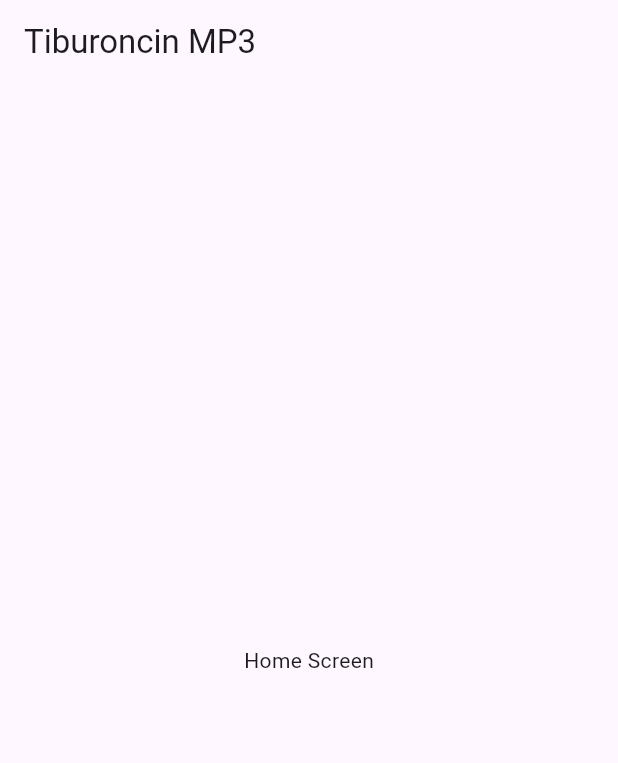
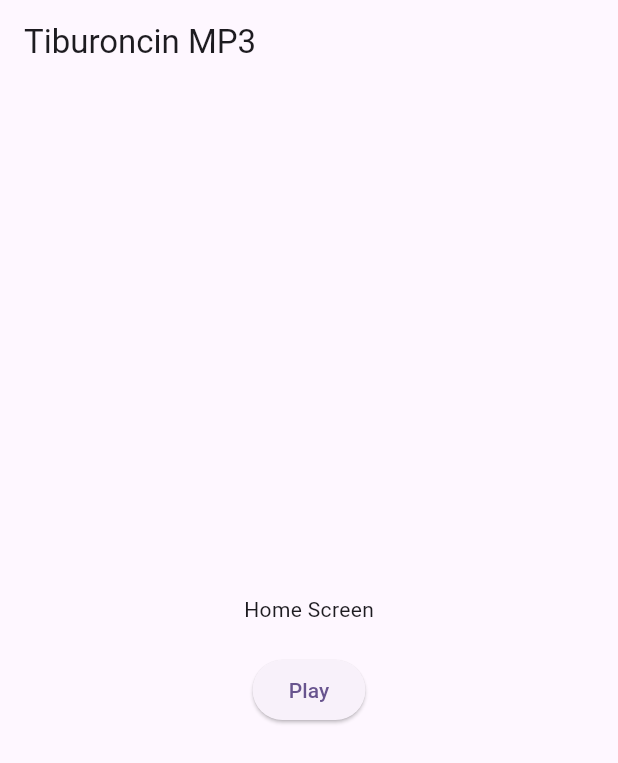
Before and after one commit to willyfvr/mp3_player, a Flutter app: the screen it shows after launch, on a phone screen of 412 x 824 dp. Shown: the top 763 px of the screen. Run offline on Flutter 3.47's test engine with Material 3 defaults, Android fonts, the phone set to English and light mode, and no system bars; our stand-ins replace just_audio.

Commit message:
feat: basic mp3 playback working with just_audio

```diff
--- a/lib/app/app.dart
+++ b/lib/app/app.dart
@@ -1,17 +1,16 @@
 import 'package:flutter/material.dart';
+
 import '../screens/home_screen.dart';
 
-class MyApp extends StatelessWidget{
+class MyApp extends StatelessWidget {
   const MyApp({super.key});
 
   @override
   Widget build(BuildContext context) {
     return MaterialApp(
       title: 'Tiburoncin MP3',
-      theme: ThemeData(
-        colorScheme: .fromSeed(seedColor: Colors.deepPurple),
-      ),
-      home: const HomeScreen(),
+      theme: ThemeData(colorScheme: .fromSeed(seedColor: Colors.deepPurple)),
+      home: HomeScreen(),
     );
   }
 }
--- a/lib/screens/home_screen.dart
+++ b/lib/screens/home_screen.dart
@@ -1,16 +1,30 @@
 import 'package:flutter/material.dart';
 
-class HomeScreen extends StatelessWidget{
-  const HomeScreen({super.key});
+import '../services/audio_player_service.dart';
+
+class HomeScreen extends StatelessWidget {
+  HomeScreen({super.key});
+
+  final audioService = AudioPlayerService();
 
   @override
-  Widget build(BuildContext context){
+  Widget build(BuildContext context) {
     return Scaffold(
-      appBar: AppBar(
-        title: const Text('Tiburoncin MP3'),
-      ),
-      body: const Center(
-        child: Text('Home Screen'),
+      appBar: AppBar(title: const Text('Tiburoncin MP3')),
+      body: Center(
+        child: Column(
+          mainAxisSize: MainAxisSize.min,
+          children: [
+            const Text('Home Screen'),
+            const SizedBox(height: 20),
+            ElevatedButton(
+              onPressed: () {
+                audioService.play();
+              },
+              child: const Text('Play'),
+            ),
+          ],
+        ),
       ),
     );
   }
--- a/lib/services/audio_player_service.dart
+++ b/lib/services/audio_player_service.dart
@@ -1,5 +1,13 @@
-import 'package:just_audio/just_audio.dart'
+import 'package:just_audio/just_audio.dart';
 
 class AudioPlayerService {
   final AudioPlayer _player = AudioPlayer();
+
+  Future<void> play() async {
+    // await _player.setAsset('assets/audio/test.wav');
+    await _player.setUrl(
+      'https://www.soundhelix.com/examples/mp3/SoundHelix-Song-1.mp3',
+    );
+    _player.play();
+  }
 }
--- a/pubspec.yaml
+++ b/pubspec.yaml
@@ -57,6 +57,9 @@ flutter:
   # the material Icons class.
   uses-material-design: true
 
+assets:
+  - assets/audio/
+
   # To add assets to your application, add an assets section, like this:
   # assets:
   #   - images/a_dot_burr.jpeg
```
Also changed, not shown: lib/main.dart (+0 -117 lines), 2 other files.
